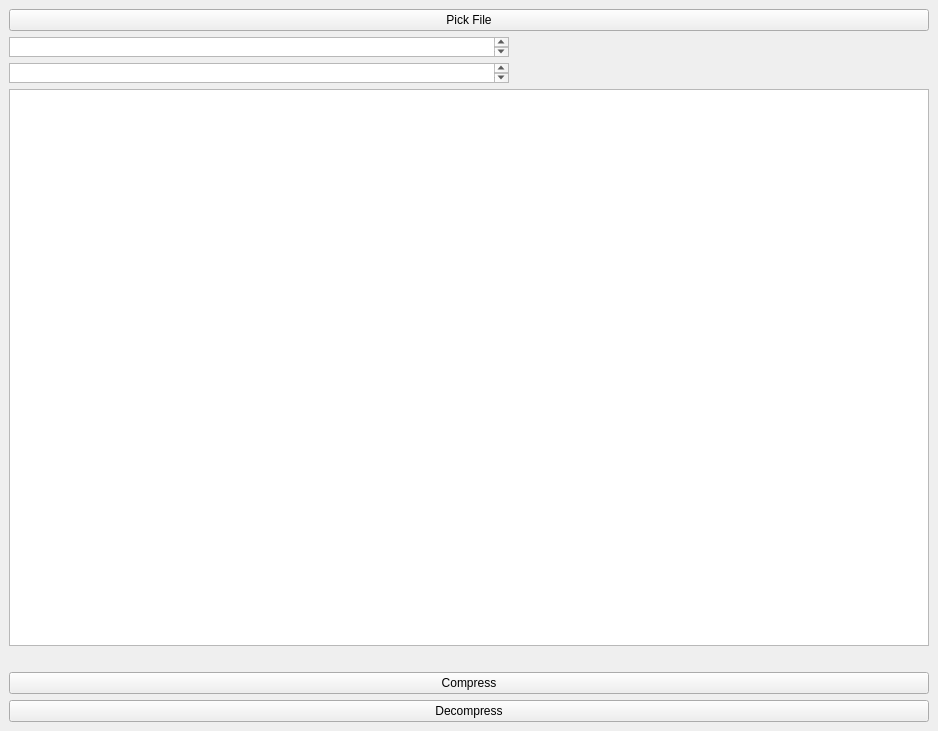
Above: mainwindow.ui from shahadat-sdt/FileCompressor before the change. Below: the same form after it.
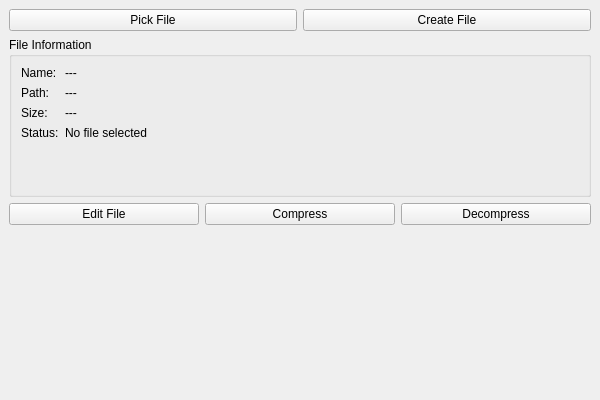
That is the form after the change.

Commit message: new file picker window ui

The edit to the form file:
```diff
--- a/mainwindow.ui
+++ b/mainwindow.ui
@@ -6,8 +6,8 @@
    <rect>
     <x>0</x>
     <y>0</y>
-    <width>938</width>
-    <height>731</height>
+    <width>600</width>
+    <height>400</height>
    </rect>
   </property>
   <property name="windowTitle">
@@ -16,42 +16,101 @@
   <widget class="QWidget" name="centralwidget">
    <layout class="QVBoxLayout" name="verticalLayout">
     <item>
-     <widget class="QPushButton" name="pickFile">
+     <layout class="QHBoxLayout" name="fileOptionsLayout">
+      <item>
+       <widget class="QPushButton" name="pickFileButton">
       <property name="text">
        <string>Pick File</string>
       </property>
      </widget>
     </item>
     <item>
-     <widget class="QTextBrowser" name="fileName">
-      <property name="maximumSize">
-       <size>
-        <width>500</width>
-        <height>20</height>
-       </size>
+       <widget class="QPushButton" name="createFileButton">
+        <property name="text">
+         <string>Create File</string>
       </property>
      </widget>
     </item>
+     </layout>
+    </item>
+
+    <!-- File information display -->
     <item>
-     <widget class="QTextEdit" name="fileSize">
-      <property name="maximumSize">
-       <size>
-        <width>500</width>
-        <height>20</height>
-       </size>
+     <widget class="QGroupBox" name="fileInfoGroupBox">
+      <property name="title">
+       <string>File Information</string>
       </property>
-     </widget>
-    </item>
-    <item>
-     <widget class="QPlainTextEdit" name="fileContent"/>
-    </item>
-    <item>
-     <widget class="QLabel" name="statusLabel">
+      <layout class="QFormLayout" name="fileInfoLayout">
+       <item row="0" column="0">
+        <widget class="QLabel" name="labelFileName">
+         <property name="text">
+          <string>Name:</string>
+         </property>
+        </widget>
+       </item>
+       <item row="0" column="1">
+        <widget class="QLabel" name="fileNameValue">
+         <property name="text">
+          <string>---</string>
+         </property>
+        </widget>
+       </item>
+
+       <item row="1" column="0">
+        <widget class="QLabel" name="labelFilePath">
       <property name="text">
-       <string/>
-      </property>
-      <property name="alignment">
-       <set>Qt::AlignmentFlag::AlignCenter</set>
+          <string>Path:</string>
+         </property>
+        </widget>
+       </item>
+       <item row="1" column="1">
+        <widget class="QLabel" name="filePathValue">
+         <property name="text">
+          <string>---</string>
+         </property>
+        </widget>
+       </item>
+
+       <item row="2" column="0">
+        <widget class="QLabel" name="labelFileSize">
+         <property name="text">
+          <string>Size:</string>
+         </property>
+        </widget>
+       </item>
+       <item row="2" column="1">
+        <widget class="QLabel" name="fileSizeValue">
+         <property name="text">
+          <string>---</string>
+         </property>
+        </widget>
+       </item>
+
+       <item row="3" column="0">
+        <widget class="QLabel" name="labelFileStatus">
+         <property name="text">
+          <string>Status:</string>
+         </property>
+        </widget>
+       </item>
+       <item row="3" column="1">
+        <widget class="QLabel" name="fileStatusValue">
+         <property name="text">
+          <string>No file selected</string>
+         </property>
+        </widget>
+       </item>
+      </layout>
+     </widget>
+    </item>
+
+    <!-- Action buttons -->
+    <item>
+     <layout class="QHBoxLayout" name="actionButtonsLayout">
+      <item>
+       <widget class="QPushButton" name="editFileButton">
+        <property name="text">
+         <string>Edit File</string>
       </property>
      </widget>
     </item>
@@ -69,6 +128,21 @@
       </property>
      </widget>
     </item>
+     </layout>
+    </item>
+
+    <!-- Status label -->
+    <item>
+     <widget class="QLabel" name="statusLabel">
+      <property name="text">
+       <string></string>
+      </property>
+      <property name="alignment">
+       <set>Qt::AlignCenter</set>
+      </property>
+     </widget>
+    </item>
+
    </layout>
   </widget>
  </widget>
```
Left out of the diff: 2 changed lines with no effect on the pictures. Lines whose indentation alone changed are shown as unchanged. The commit also changes 1 other file.
